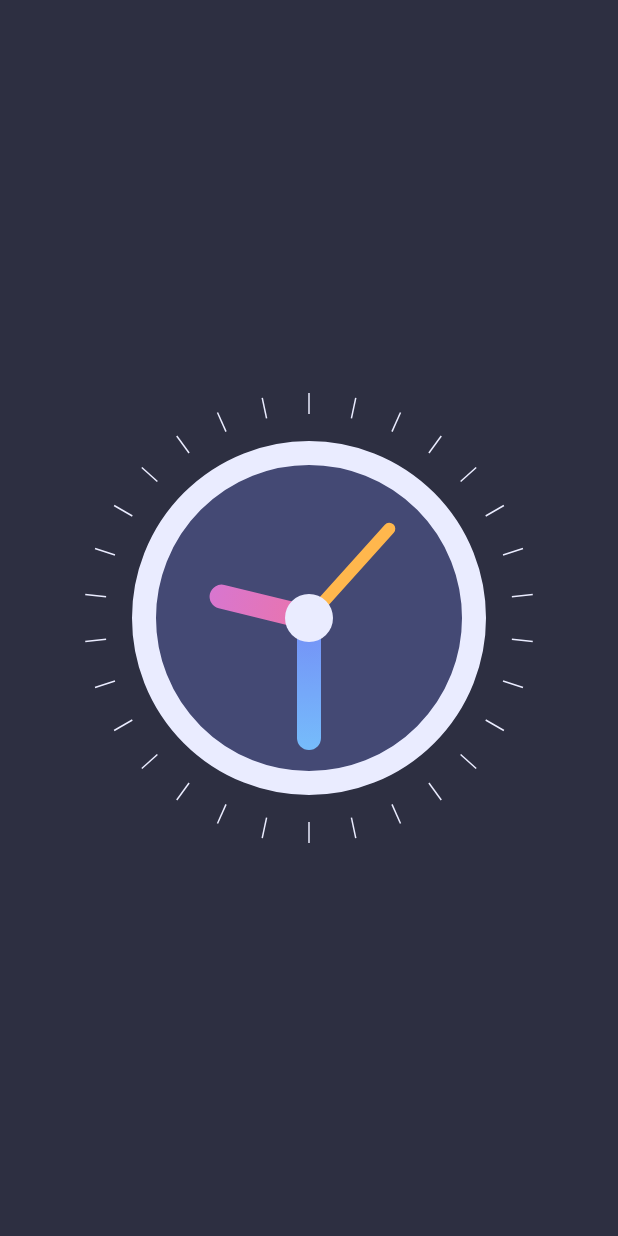
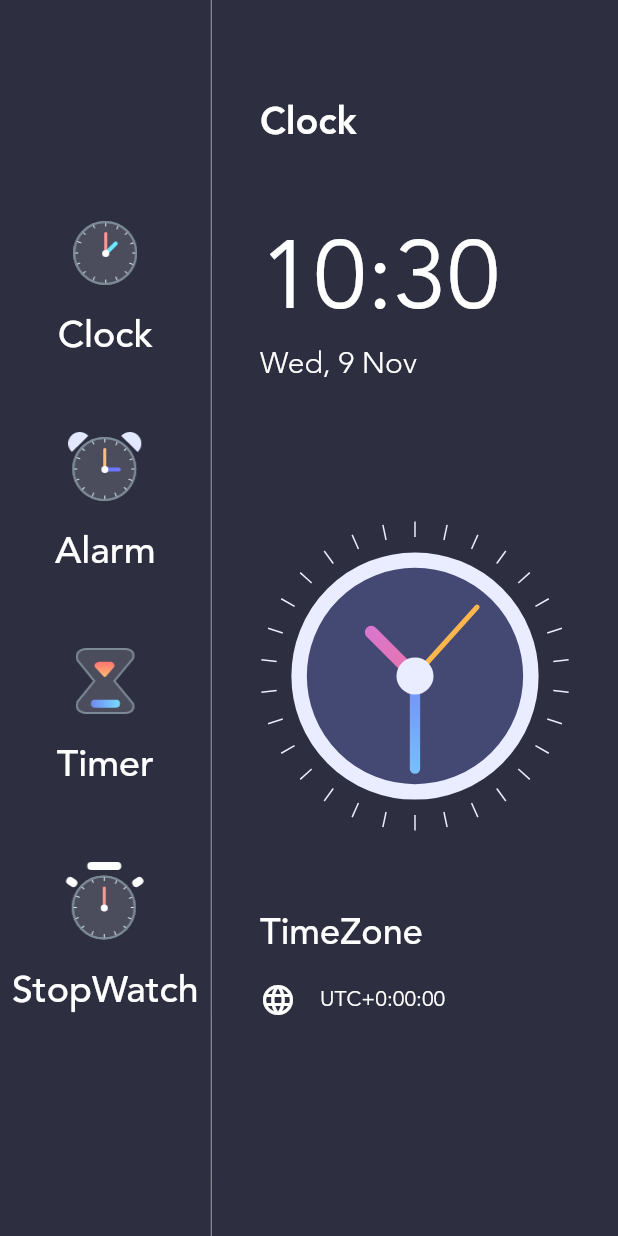
Before and after one commit to raman04-byte/flutter_clock_app, a Flutter app: the screen it shows after launch, on a phone screen of 412 x 824 dp. Run offline on Flutter 3.47's test engine with Material 2 defaults, Android fonts, the phone set to English and light mode, and no system bars.

Commit message:
Added some new files

```diff
--- a/lib/clock_view.dart
+++ b/lib/clock_view.dart
@@ -4,7 +4,10 @@ import 'dart:math';
 import 'package:flutter/material.dart';
 
 class ClockView extends StatefulWidget {
-  const ClockView({super.key});
+
+final  double size;
+
+  const ClockView({super.key, required this.size});
 
   @override
   State<ClockView> createState() => _ClockViewState();
@@ -22,8 +25,8 @@ class _ClockViewState extends State<ClockView> {
   @override
   Widget build(BuildContext context) {
     return SizedBox(
-      width: 300,
-      height: 300,
+      width: widget.size,
+      height: widget.size,
       child: Transform.rotate(
         angle: -pi / 2,
         child: CustomPaint(
@@ -49,14 +52,14 @@ class ClockPainter extends CustomPainter {
     var outlineBrush = Paint()
       ..color = const Color(0xFFEAECFF)
       ..style = PaintingStyle.stroke
-      ..strokeWidth = 16;
+      ..strokeWidth = size.width/20;
     var centerFillBrush = Paint()..color = const Color(0xFFEAECFF);
 
     var secHandBrush = Paint()
       ..color = Colors.orange[300]!
       ..style = PaintingStyle.stroke
       ..strokeCap = StrokeCap.round
-      ..strokeWidth = 8;
+      ..strokeWidth = size.width/60;
 
     var minHandBrush = Paint()
       ..shader =
@@ -64,7 +67,7 @@ class ClockPainter extends CustomPainter {
               .createShader(Rect.fromCircle(center: center, radius: radius))
       ..style = PaintingStyle.stroke
       ..strokeCap = StrokeCap.round
-      ..strokeWidth = 16;
+      ..strokeWidth = size.width/30;
 
     var hourHandBrush = Paint()
       ..shader =
@@ -72,30 +75,28 @@ class ClockPainter extends CustomPainter {
               .createShader(Rect.fromCircle(center: center, radius: radius))
       ..style = PaintingStyle.stroke
       ..strokeCap = StrokeCap.round
-      ..strokeWidth = 16;
+      ..strokeWidth = size.width/24;
 
-    canvas.drawCircle(center, radius - 40, fillBrush);
-    canvas.drawCircle(center, radius - 40, outlineBrush);
+    canvas.drawCircle(center, radius * 0.75, fillBrush);
+    canvas.drawCircle(center, radius *0.75, outlineBrush);
 
-    var hourHandX = centerX +
-        60 * cos(dateTime.hour * 30 + dateTime.minute * 0.5 * pi / 180);
-    var hourHandY = centerX +
-        60 * sin(dateTime.hour * 30 + dateTime.minute * 0.5 * pi / 180);
+    var hourHandX = centerX + radius * 0.4 * cos((dateTime.hour * 30 + dateTime.minute * 0.5) * pi / 180);
+    var hourHandY = centerY + radius * 0.4 * sin((dateTime.hour * 30 + dateTime.minute * 0.5) * pi / 180);
     canvas.drawLine(center, Offset(hourHandX, hourHandY), hourHandBrush);
 
-    var minHandX = centerX + 80 * cos(dateTime.minute * 6 * pi / 180);
-    var minHandY = centerX + 80 * sin(dateTime.minute * 6 * pi / 180);
+    var minHandX = centerX + radius * 0.6 * cos(dateTime.minute * 6 * pi / 180);
+    var minHandY = centerY + radius * 0.6 * sin(dateTime.minute * 6 * pi / 180);
 
     canvas.drawLine(center, Offset(minHandX, minHandY), minHandBrush);
-    var secHandX = centerX + 80 * cos(dateTime.second * 6 * pi / 180);
-    var secHandY = centerX + 80 * sin(dateTime.second * 6 * pi / 180);
+    var secHandX = centerX + radius * 0.6 * cos(dateTime.second * 6 * pi / 180);
+    var secHandY = centerY + radius * 0.6 * sin(dateTime.second * 6 * pi / 180);
 
     canvas.drawLine(center, Offset(secHandX, secHandY), secHandBrush);
 
-    canvas.drawCircle(center, 16, centerFillBrush);
+    canvas.drawCircle(center, radius * 0.12, centerFillBrush);
 
     var outerCircleRadius = radius;
-    var innerCircleRadius = radius - 14;
+    var innerCircleRadius = radius * 0.9;
     var dashBrush = Paint()
       ..color = const Color(0xFFEAECFF)
       ..style = PaintingStyle.stroke
--- a/lib/homepage.dart
+++ b/lib/homepage.dart
@@ -1,5 +1,7 @@
 import 'package:clock_app/clock_view.dart';
+import 'package:flutter/foundation.dart';
 import 'package:flutter/material.dart';
+import 'package:intl/intl.dart';
 
 class HomePage extends StatefulWidget {
   const HomePage({super.key});
@@ -11,12 +13,151 @@ class HomePage extends StatefulWidget {
 class _HomePageState extends State<HomePage> {
   @override
   Widget build(BuildContext context) {
+    var now = DateTime.now();
+    var formattedTime = DateFormat('HH:mm').format(now);
+    var formattedDate = DateFormat('EEE, d MMM').format(now);
+    var timezoneString = now.timeZoneOffset.toString().split('.').first;
+    var offsetSign = '';
+    if (!timezoneString.startsWith('-')) offsetSign = '+';
+    if (kDebugMode) {
+      print(timezoneString);
+    }
     return Scaffold(
-      body: Container(
-        alignment: Alignment.center,
-        color: const Color(0xFF2D2F41),
-        child: const ClockView(),
+      backgroundColor: const Color(0xFF2D2F41),
+      body: Row(
+        children: <Widget>[
+          Column(
+            mainAxisAlignment: MainAxisAlignment.center,
+            children: [
+              buildMenuButton('Clock', 'assets/clock_icon.png'),
+              buildMenuButton('Alarm', 'assets/alarm_icon.png'),
+              buildMenuButton('Timer', 'assets/timer_icon.png'),
+              buildMenuButton('StopWatch', 'assets/stopwatch_icon.png'),
+            ],
+          ),
+          const VerticalDivider(
+            color: Colors.white54,
+            width: 1,
+          ),
+          Expanded(
+            child: Container(
+              padding: const EdgeInsets.symmetric(horizontal: 32, vertical: 64),
+              alignment: Alignment.center,
+              color: const Color(0xFF2D2F41),
+              child: Column(
+                crossAxisAlignment: CrossAxisAlignment.start,
+                children: <Widget>[
+                  const Flexible(
+                    flex: 1,
+                    fit: FlexFit.tight,
+                    child: Text(
+                      'Clock',
+                      style: TextStyle(
+                          fontFamily: 'avenir',
+                          fontWeight: FontWeight.w700,
+                          color: Colors.white,
+                          fontSize: 25),
+                    ),
+                  ),
+                  Flexible(
+                    flex: 2,
+                    child: Column(
+                      crossAxisAlignment: CrossAxisAlignment.start,
+                      children: [
+                        Text(
+                          formattedTime,
+                          style: const TextStyle(
+                              fontFamily: 'avenir',
+                              color: Colors.white,
+                              fontSize: 64),
+                        ),
+                        Text(
+                          formattedDate,
+                          style: const TextStyle(
+                              fontFamily: 'avenir',
+                              fontWeight: FontWeight.w300,
+                              color: Colors.white,
+                              fontSize: 20),
+                        ),
+                      ],
+                    ),
+                  ),
+                  Flexible(
+                      flex: 4,
+                      fit: FlexFit.tight,
+                      child: Align(
+                          alignment: Alignment.center,
+                          child: ClockView(
+                            size: MediaQuery.of(context).size.height / 4,
+                          ))),
+                  Flexible(
+                    flex: 2,
+                    fit: FlexFit.tight,
+                    child: Column(
+                      crossAxisAlignment: CrossAxisAlignment.start,
+                      children: [
+                        const Text(
+                          'TimeZone',
+                          style: TextStyle(
+                              fontFamily: 'avenir',
+                              fontWeight: FontWeight.w500,
+                              color: Colors.white,
+                              fontSize: 24),
+                        ),
+                        const SizedBox(
+                          height: 16,
+                        ),
+                        Row(
+                          children: <Widget>[
+                            const Icon(
+                              Icons.language,
+                              color: Colors.white,
+                            ),
+                            const SizedBox(
+                              width: 16,
+                            ),
+                            Text(
+                              'UTC$offsetSign$timezoneString',
+                              style: const TextStyle(
+                                  fontFamily: 'avenir',
+                                  color: Colors.white,
+                                  fontSize: 14),
+                            )
+                          ],
+                        )
+                      ],
+                    ),
+                  ),
+                ],
+              ),
+            ),
+          ),
+        ],
       ),
     );
   }
+
+  Padding buildMenuButton(String title, String image) {
+    return Padding(
+      padding: const EdgeInsets.symmetric(vertical: 16.0),
+      child: TextButton(
+          onPressed: () {},
+          child: Column(
+            children: [
+              Image.asset(
+                image,
+                scale: 1.5,
+              ),
+              const SizedBox(
+                height: 16,
+              ),
+              Text(
+                title ?? '',
+                style: const TextStyle(
+                    fontFamily: 'avenir', color: Colors.white, fontSize: 25),
+              ),
+            ],
+          )),
+    );
+  }
 }
```
Also changed, not shown: pubspec.yaml (+20 -50 lines), assets/add_alarm.png (added), assets/alarm_icon.png (added), assets/clock.png (added), assets/clock_icon.png (added), assets/fonts/Avenir-Book.ttf (added), assets/fonts/Avenir-Heavy.ttf (added), assets/fonts/Avenir-Light.ttf (added), assets/fonts/Avenir-Medium.ttf (added), assets/stopwatch_icon.png (added), assets/timer_icon.png (added), pubspec.lock, 1 other file.
